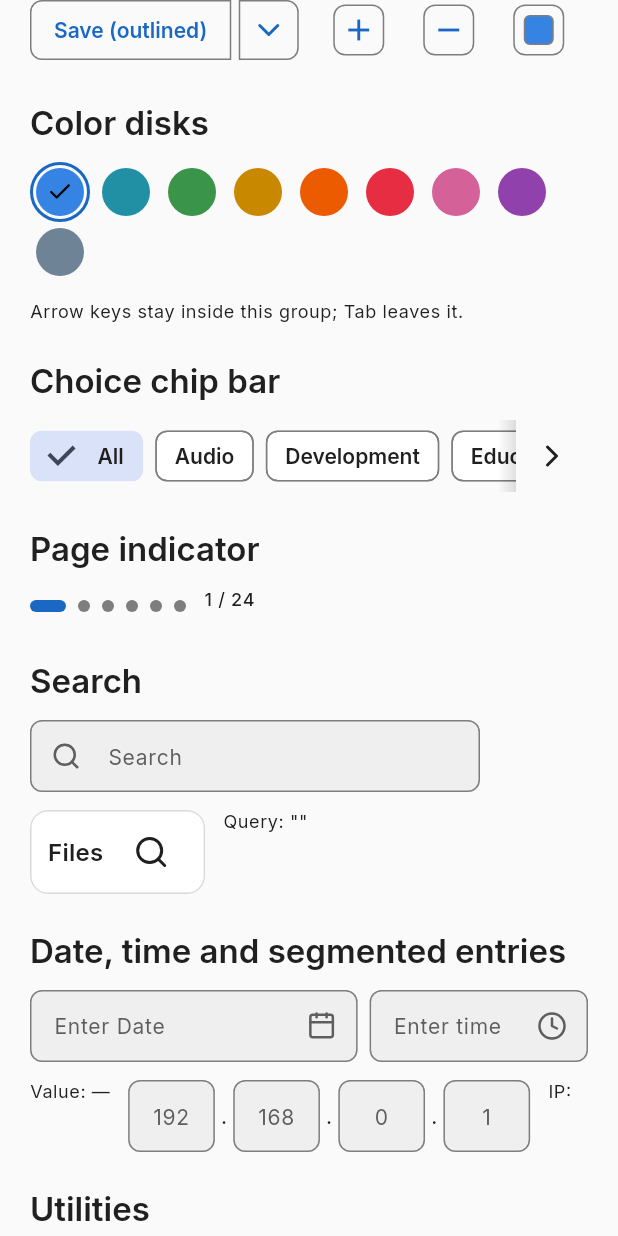
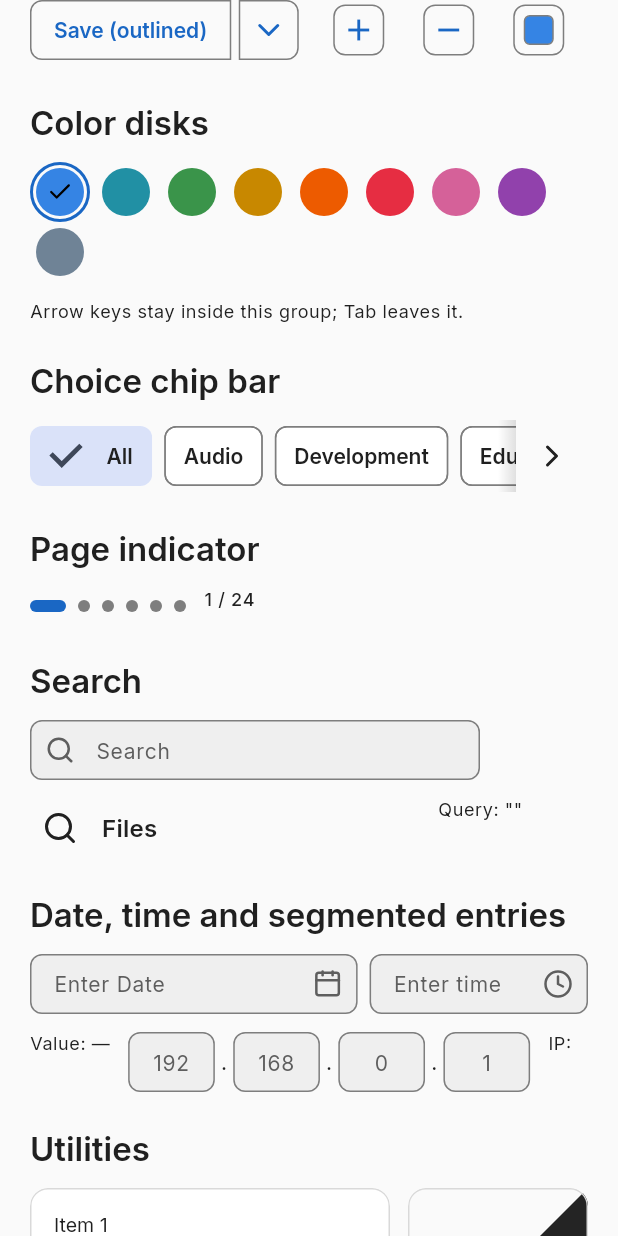
Before and after one commit to oito2/oito2_ui, a Flutter app: the ControlsPage widget shown alone on an empty page, opened directly, scrolled down 576 dp, on a phone screen of 412 x 824 dp. Run offline on Flutter 3.47's test engine with Material 3 defaults, Android fonts, the phone set to English and light mode, and no system bars; our stand-ins replace flutter_lucide, material_ui; missing offline and left inert: catppuccin_flutter, gsettings, re_highlight, system_theme, window_manager; statements that could not run were skipped.

Commit message:
fix: align control heights, rebuild Oito2SearchTitleField and render the Linux showcase with Skia
Single-line fields, search and date/time entries, segmented buttons and chips match the button height (34 px pointer, 40 px touch). Oito2SearchTitleField keeps one size in both states with the toggle as the field's search icon. Showcase previews paint their border over the clipped content. The Linux showcase runner uses Skia by default (OITO2_IMPELLER=1 opts into Impeller), since Impeller's GLES backend draws curved strokes without smooth edges.

```diff
--- a/example/lib/src/pages/colors_page.dart
+++ b/example/lib/src/pages/colors_page.dart
@@ -162,7 +162,8 @@ class _ChromePreview extends StatelessWidget {
       width: 480,
       height: 220,
       clipBehavior: Clip.antiAlias,
-      decoration: BoxDecoration(
+      decoration: const BoxDecoration(borderRadius: Oito2Radius.windowAll),
+      foregroundDecoration: BoxDecoration(
         borderRadius: Oito2Radius.windowAll,
         border: Border.all(color: border),
       ),
--- a/example/lib/src/pages/controls_page.dart
+++ b/example/lib/src/pages/controls_page.dart
@@ -215,17 +215,11 @@ class _ControlsPageState extends State<ControlsPage> {
                 onChanged: (v) => setState(() => _search = v),
               ),
             ),
-            Oito2BorderContainer(
-              padding: const EdgeInsets.symmetric(
-                horizontal: Oito2Spacing.md,
-                vertical: Oito2Spacing.xs,
-              ),
-              child: Oito2SearchTitleField(
-                title: Text('Files', style: textTheme.titleMedium),
-                searchActive: _searching,
-                onSearchActiveChanged: (v) => setState(() => _searching = v),
-                onChanged: (v) => setState(() => _search = v),
-              ),
+            Oito2SearchTitleField(
+              title: Text('Files', style: textTheme.titleMedium),
+              searchActive: _searching,
+              onSearchActiveChanged: (v) => setState(() => _searching = v),
+              onChanged: (v) => setState(() => _search = v),
             ),
             Text('Query: "$_search"', style: textTheme.bodySmall),
           ],
--- a/example/lib/src/pages/window_page.dart
+++ b/example/lib/src/pages/window_page.dart
@@ -87,7 +87,8 @@ class _WindowPageState extends State<WindowPage> {
     return Container(
       width: 560,
       clipBehavior: Clip.antiAlias,
-      decoration: BoxDecoration(
+      decoration: const BoxDecoration(borderRadius: Oito2Radius.windowAll),
+      foregroundDecoration: BoxDecoration(
         borderRadius: Oito2Radius.windowAll,
         border: Border.all(color: Theme.of(context).colorScheme.outlineVariant),
       ),
--- a/packages/oito2_ui/lib/src/widgets/entries.dart
+++ b/packages/oito2_ui/lib/src/widgets/entries.dart
@@ -19,6 +19,7 @@ import 'package:material_ui/material_ui.dart';
 
 import '../l10n/oito2_localizations.dart';
 import '../tokens/geometry.dart';
+import 'widget_helpers.dart';
 
 /// Shared behaviour of the date and time entries: a text field whose text
 /// is parsed into a value, with the error shown only after the field
@@ -216,13 +217,10 @@ class _Oito2DateEntryState extends _ParsedEntryState<Oito2DateEntry, DateTime> {
         hintText: _l10n.dateHelpText,
         errorText: visibleError,
         suffixIcon: widget.showPickerButton
-            ? IconButton(
+            ? FieldIconButton(
                 tooltip: _l10n.datePickerHelpText,
                 onPressed: _pick,
-                icon: const Icon(
-                  LucideIcons.calendar,
-                  size: Oito2Sizes.iconSize,
-                ),
+                icon: LucideIcons.calendar,
               )
             : null,
       ),
@@ -354,10 +352,10 @@ class _Oito2TimeEntryState
         labelText: widget.labelText ?? _l10n.timePickerInputHelpText,
         errorText: visibleError,
         suffixIcon: widget.showPickerButton
-            ? IconButton(
+            ? FieldIconButton(
                 tooltip: _l10n.timePickerDialHelpText,
                 onPressed: _pick,
-                icon: const Icon(LucideIcons.clock, size: Oito2Sizes.iconSize),
+                icon: LucideIcons.clock,
               )
             : null,
       ),
--- a/packages/oito2_ui/lib/src/widgets/search.dart
+++ b/packages/oito2_ui/lib/src/widgets/search.dart
@@ -18,6 +18,7 @@
 import 'package:material_ui/material_ui.dart';
 
 import '../tokens/geometry.dart';
+import 'widget_helpers.dart';
 
 /// A search text field with a search icon and a clear button that appears
 /// while it has text.
@@ -37,6 +38,7 @@
     this.onClear,
     this.onEscape,
     this.autofocus = false,
+    this.prefixIcon,
   });
 
   /// Controls the text; one is created when null.
@@ -62,6 +64,9 @@
 
   /// Whether the field takes focus when shown.
   final bool autofocus;
+
+  /// The widget before the text; defaults to a search icon.
+  final Widget? prefixIcon;
 
   @override
   State<Oito2SearchField> createState() => _Oito2SearchFieldState();
@@ -134,12 +139,14 @@
         textInputAction: TextInputAction.search,
         decoration: InputDecoration(
           hintText: widget.hintText ?? localizations.searchFieldLabel,
-          prefixIcon: const Icon(LucideIcons.search, size: Oito2Sizes.iconSize),
+          prefixIcon:
+              widget.prefixIcon ??
+              const Icon(LucideIcons.search, size: Oito2Sizes.iconSize),
           suffixIcon: hasText
-              ? IconButton(
+              ? FieldIconButton(
                   tooltip: localizations.clearButtonTooltip,
                   onPressed: _clear,
-                  icon: const Icon(LucideIcons.x, size: Oito2Sizes.iconSize),
+                  icon: LucideIcons.x,
                 )
               : null,
         ),
@@ -151,9 +158,17 @@
 /// A title bar element that switches between a [title] and a search
 /// field, with a toggle button, as in GNOME apps.
 ///
-/// Escape on an empty field closes the search. The toggle button reports
-/// its pressed state to assistive technologies.
-class Oito2SearchTitleField extends StatelessWidget {
+/// The element keeps the same size in both states: a box [fieldWidth]
+/// wide and as tall as a field, with the toggle button at its start.
+/// While the search is closed, the [title] follows the button; while it
+/// is open, the search field fills the box and the button serves as its
+/// search icon. Only the content fades, so the surrounding layout never
+/// moves.
+///
+/// Escape on an empty field closes the search and returns focus to the
+/// toggle button. The toggle button reports its pressed state to
+/// assistive technologies.
+class Oito2SearchTitleField extends StatefulWidget {
   /// Creates a search title field.
   const Oito2SearchTitleField({
     super.key,
@@ -189,7 +204,7 @@
   /// The search hint; defaults to the localized "Search".
   final String? hintText;
 
-  /// The width of the search field.
+  /// The width of the element, in both states.
   final double fieldWidth;
 
   /// The tooltip of the toggle button; defaults to the localized
@@ -197,39 +212,77 @@
   final String? toggleLabel;
 
   @override
+  State<Oito2SearchTitleField> createState() => _Oito2SearchTitleFieldState();
+}
+
+class _Oito2SearchTitleFieldState extends State<Oito2SearchTitleField> {
+  final _toggleFocusNode = FocusNode(debugLabel: 'Oito2SearchTitleField');
+
+  @override
+  void dispose() {
+    _toggleFocusNode.dispose();
+    super.dispose();
+  }
+
+  void _close() {
+    widget.onSearchActiveChanged(false);
+    _toggleFocusNode.requestFocus();
+  }
+
+  @override
   Widget build(BuildContext context) {
     final label =
-        toggleLabel ?? MaterialLocalizations.of(context).searchFieldLabel;
-    return Row(
-      mainAxisSize: MainAxisSize.min,
-      spacing: Oito2Spacing.sm,
+        widget.toggleLabel ??
+        MaterialLocalizations.of(context).searchFieldLabel;
+    final buttonSize =
+        Theme.of(context).iconButtonTheme.style?.minimumSize
+            ?.resolve({})
+            ?.height ??
+        Oito2Sizes.buttonHeight;
+    return SizedBox(
+      width: widget.fieldWidth,
+      child: Stack(
+        alignment: AlignmentDirectional.centerStart,
         children: [
-        Flexible(
-          child: AnimatedSwitcher(
+          AnimatedSwitcher(
             duration: const Duration(milliseconds: 150),
-            child: searchActive
-                ? SizedBox(
+            layoutBuilder: (current, previous) => Stack(
+              alignment: AlignmentDirectional.centerStart,
+              children: [...previous, ?current],
+            ),
+            child: widget.searchActive
+                ? Oito2SearchField(
                     key: const ValueKey('search'),
-                    width: fieldWidth,
-                    child: Oito2SearchField(
-                      controller: controller,
-                      hintText: hintText,
+                    controller: widget.controller,
+                    hintText: widget.hintText,
                     autofocus: true,
-                      onChanged: onChanged,
-                      onSubmitted: onSubmitted,
-                      onEscape: () => onSearchActiveChanged(false),
+                    onChanged: widget.onChanged,
+                    onSubmitted: widget.onSubmitted,
+                    onEscape: _close,
+                    prefixIcon: SizedBox(width: buttonSize),
+                  )
+                : Padding(
+                    key: const ValueKey('title'),
+                    padding: EdgeInsetsDirectional.only(
+                      start: buttonSize + Oito2Spacing.sm,
                     ),
-                  )
-                : KeyedSubtree(key: const ValueKey('title'), child: title),
+                    child: widget.title,
                   ),
           ),
           IconButton(
+            focusNode: _toggleFocusNode,
             tooltip: label,
-          isSelected: searchActive,
-          onPressed: () => onSearchActiveChanged(!searchActive),
+            isSelected: widget.searchActive,
+            style: IconButton.styleFrom(
+              tapTargetSize: MaterialTapTargetSize.shrinkWrap,
+            ),
+            onPressed: () => widget.searchActive
+                ? _close()
+                : widget.onSearchActiveChanged(true),
             icon: const Icon(LucideIcons.search),
           ),
         ],
+      ),
     );
   }
 }
--- a/packages/oito2_ui/lib/src/widgets/widget_helpers.dart
+++ b/packages/oito2_ui/lib/src/widgets/widget_helpers.dart
@@ -18,6 +18,7 @@ import 'package:material_ui/material_ui.dart';
 import '../theme/extensions/chrome_colors.dart';
 import '../theme/extensions/semantic_colors.dart';
 import '../tokens/colors.dart';
+import '../tokens/geometry.dart';
 
 /// Returns the semantic colors of the closest theme, or colors derived
 /// from its `ColorScheme` and the status palette when the theme wasn't
@@ -43,3 +44,40 @@ Oito2ChromeColors chromeColorsOf(BuildContext context) {
   return Oito2ChromeColors.maybeOf(context) ??
       Oito2ChromeColors.fromTheme(Theme.of(context));
 }
+
+/// An [IconButton] placed inside a text field decoration, such as a clear
+/// or picker button.
+///
+/// Its tap target is shrink-wrapped, so on touch platforms it stays as
+/// tall as the field instead of growing the field to the padded 48-pixel
+/// target; the whole field row remains the touch target.
+class FieldIconButton extends StatelessWidget {
+  /// Creates a field icon button.
+  const FieldIconButton({
+    super.key,
+    required this.icon,
+    required this.tooltip,
+    required this.onPressed,
+  });
+
+  /// The icon.
+  final IconData icon;
+
+  /// The tooltip and accessibility label.
+  final String tooltip;
+
+  /// Called when the button is pressed.
+  final VoidCallback? onPressed;
+
+  @override
+  Widget build(BuildContext context) {
+    return IconButton(
+      tooltip: tooltip,
+      onPressed: onPressed,
+      style: IconButton.styleFrom(
+        tapTargetSize: MaterialTapTargetSize.shrinkWrap,
+      ),
+      icon: Icon(icon, size: Oito2Sizes.iconSize),
+    );
+  }
+}
```
Also changed, not shown: packages/oito2_ui/lib/src/theme/components/buttons.dart (+11 -3 lines), packages/oito2_ui/lib/src/theme/components/inputs.dart (+27 -3 lines), packages/oito2_ui/lib/src/theme/components/selection.dart (+17 -0 lines), 9 other files. Lines whose indentation alone changed are shown as unchanged.
